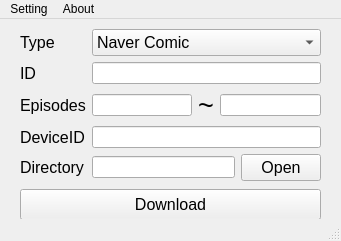
Above: webtoon-downloader.ui from mockuser404/JcopWebtoonDownloader before the change. Below: the same form after it.
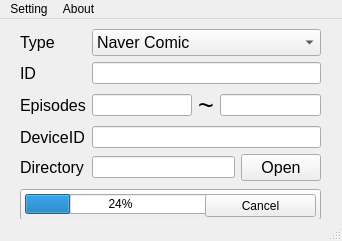
That is the form after the change.

Diff of the .ui file:
```diff
--- a/webtoon-downloader.ui
+++ b/webtoon-downloader.ui
@@ -6,7 +6,7 @@
    <rect>
     <x>0</x>
     <y>0</y>
-    <width>341</width>
+    <width>342</width>
     <height>241</height>
    </rect>
   </property>
@@ -175,6 +175,9 @@
     </layout>
    </widget>
    <widget class="QPushButton" name="pushButton_download">
+    <property name="enabled">
+     <bool>true</bool>
+    </property>
     <property name="geometry">
      <rect>
       <x>20</x>
@@ -193,13 +196,46 @@
      <string>Download</string>
     </property>
    </widget>
+   <widget class="QProgressBar" name="progressBar">
+    <property name="geometry">
+     <rect>
+      <x>25</x>
+      <y>175</y>
+      <width>191</width>
+      <height>20</height>
+     </rect>
+    </property>
+    <property name="cursor">
+     <cursorShape>WaitCursor</cursorShape>
+    </property>
+    <property name="value">
+     <number>24</number>
+    </property>
+   </widget>
+   <widget class="QPushButton" name="pushButton">
+    <property name="geometry">
+     <rect>
+      <x>205</x>
+      <y>175</y>
+      <width>111</width>
+      <height>23</height>
+     </rect>
+    </property>
+    <property name="text">
+     <string>Cancel</string>
+    </property>
+   </widget>
+   <zorder>pushButton_download</zorder>
+   <zorder>formLayoutWidget</zorder>
+   <zorder>progressBar</zorder>
+   <zorder>pushButton</zorder>
   </widget>
   <widget class="QMenuBar" name="menubar">
    <property name="geometry">
     <rect>
      <x>0</x>
      <y>0</y>
-     <width>341</width>
+     <width>342</width>
      <height>21</height>
     </rect>
    </property>
```
Left out of the diff: 8 changed lines with no effect on the pictures.
